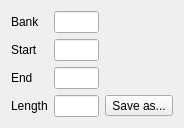
The window that ui/dumpdial.ui (samstyle/Xpeccy) describes before a commit, drawn with Qt 5.
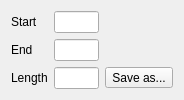
The same window after the commit. Icons and pictures are not drawn. Custom widgets are drawn as their Qt base class.

Diff of the .ui file:
```diff
--- a/ui/dumpdial.ui
+++ b/ui/dumpdial.ui
@@ -10,7 +10,7 @@
     <x>0</x>
     <y>0</y>
     <width>184</width>
-    <height>125</height>
+    <height>97</height>
    </rect>
   </property>
   <property name="windowTitle">
@@ -26,63 +26,28 @@
   <layout class="QVBoxLayout" name="verticalLayout">
    <item>
     <layout class="QGridLayout" name="gridLayout" columnstretch="0,0,0">
-     <item row="2" column="1">
-      <widget class="xHexSpin" name="leEnd">
-       <property name="text">
-        <string/>
-       </property>
-      </widget>
-     </item>
-     <item row="3" column="0">
-      <widget class="QLabel" name="label_2">
-       <property name="text">
-        <string>Length</string>
-       </property>
-      </widget>
-     </item>
      <item row="1" column="0">
-      <widget class="QLabel" name="label_3">
-       <property name="text">
-        <string>Start</string>
-       </property>
-      </widget>
-     </item>
-     <item row="0" column="1">
-      <widget class="QLineEdit" name="leBank">
-       <property name="inputMask">
-        <string>HH</string>
-       </property>
-      </widget>
-     </item>
-     <item row="2" column="0">
       <widget class="QLabel" name="label_4">
        <property name="text">
         <string>End</string>
        </property>
       </widget>
      </item>
-     <item row="1" column="1">
-      <widget class="xHexSpin" name="leStart">
-       <property name="text">
-        <string/>
-       </property>
-      </widget>
-     </item>
-     <item row="3" column="1">
+     <item row="2" column="1">
       <widget class="xHexSpin" name="leLen">
        <property name="text">
         <string/>
        </property>
       </widget>
      </item>
-     <item row="0" column="0">
-      <widget class="QLabel" name="label">
+     <item row="1" column="1">
+      <widget class="xHexSpin" name="leEnd">
        <property name="text">
-        <string>Bank</string>
+        <string/>
        </property>
       </widget>
      </item>
-     <item row="3" column="2">
+     <item row="2" column="2">
       <widget class="QToolButton" name="tbSave">
        <property name="text">
         <string>Save as...</string>
@@ -96,6 +61,27 @@
        </property>
       </widget>
      </item>
+     <item row="0" column="0">
+      <widget class="QLabel" name="label_3">
+       <property name="text">
+        <string>Start</string>
+       </property>
+      </widget>
+     </item>
+     <item row="2" column="0">
+      <widget class="QLabel" name="label_2">
+       <property name="text">
+        <string>Length</string>
+       </property>
+      </widget>
+     </item>
+     <item row="0" column="1">
+      <widget class="xHexSpin" name="leStart">
+       <property name="text">
+        <string/>
+       </property>
+      </widget>
+     </item>
     </layout>
    </item>
   </layout>
```
Left out of the diff: 3 changed lines with no effect on the pictures.
